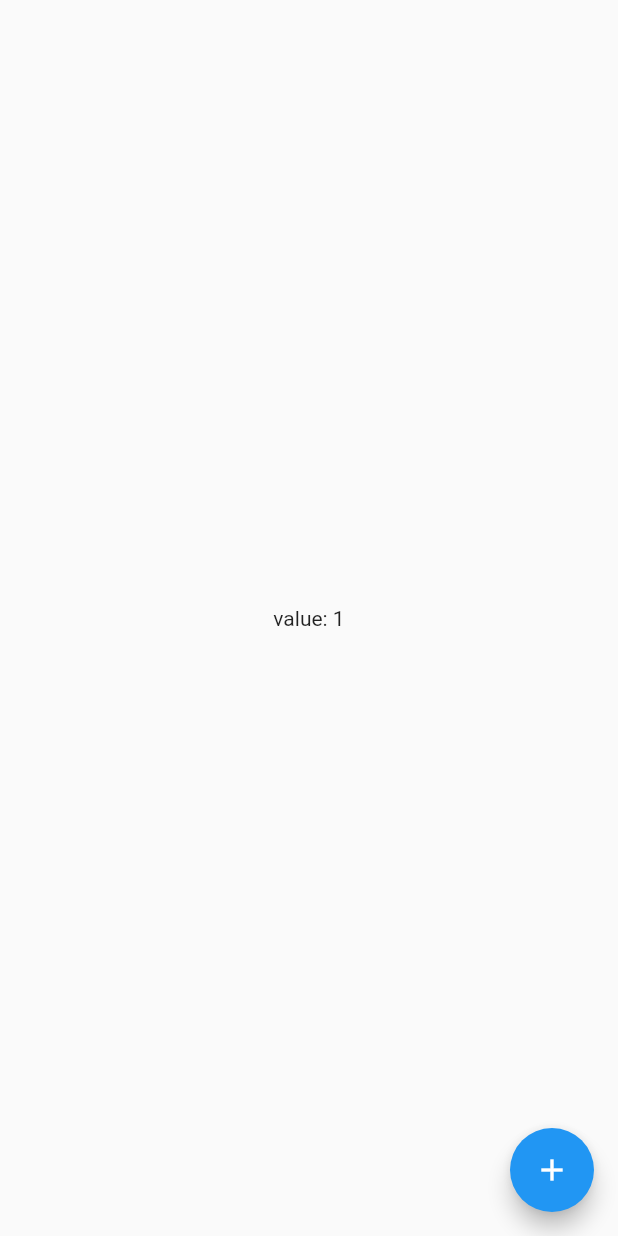
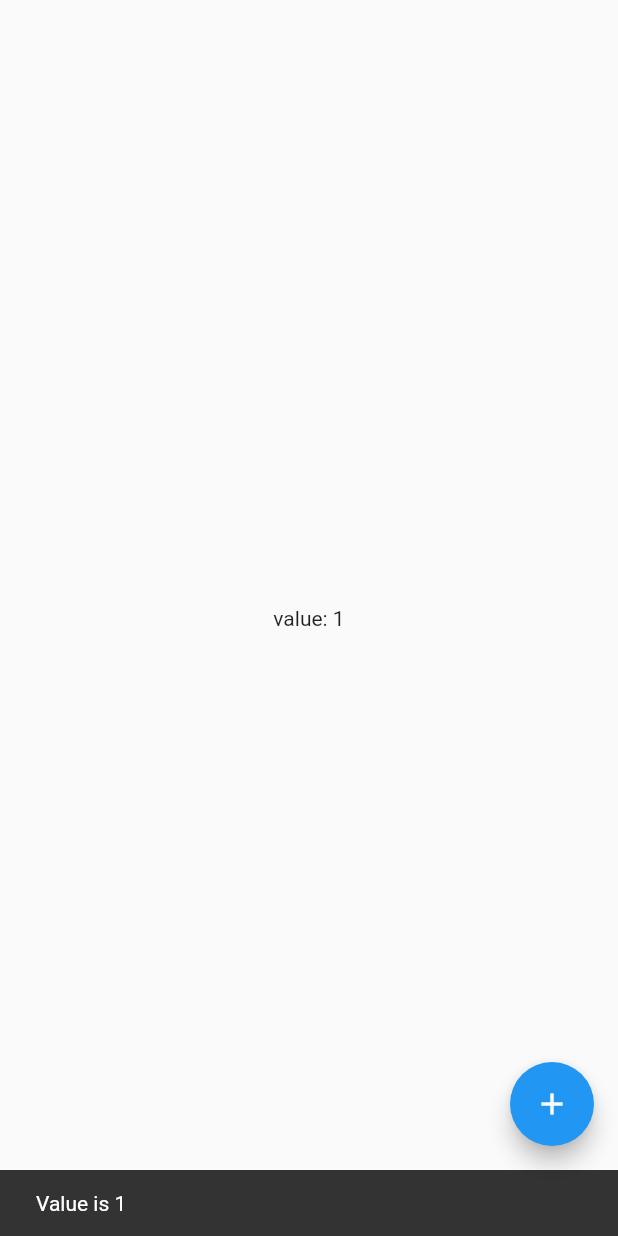
Before and after one commit to vikilinho/rivtodo, a Flutter app: the screen it shows after launch, after a tap on the "add" icon, on a phone screen of 412 x 824 dp. Run offline on Flutter 3.47's test engine with Material 2 defaults, Android fonts, the light colour scheme and no system bars; our stand-ins replace flutter_riverpod.

Commit message:
implemented the counter state

```diff
--- a/rivtodo/lib/display/homepage.dart
+++ b/rivtodo/lib/display/homepage.dart
@@ -17,6 +17,13 @@ class Homepage extends ConsumerWidget {
   Widget build(BuildContext context, WidgetRef ref) {
     final value = ref.watch(valueProvider);
     final counter = ref.watch(counterStateProvider);
+    //we use ref.listen when you wantSometimes we want to push a route, show a dialog, or a SnackBar when a provider state changes.
+    ref.listen<StateController<int>>(counterStateProvider.state,
+        (oldState, newState) {
+      ScaffoldMessenger.of(context).showSnackBar(
+        SnackBar(content: Text('Value is ${newState.state}')),
+      );
+    });
 
     return Scaffold(
       floatingActionButton: FloatingActionButton(
```
